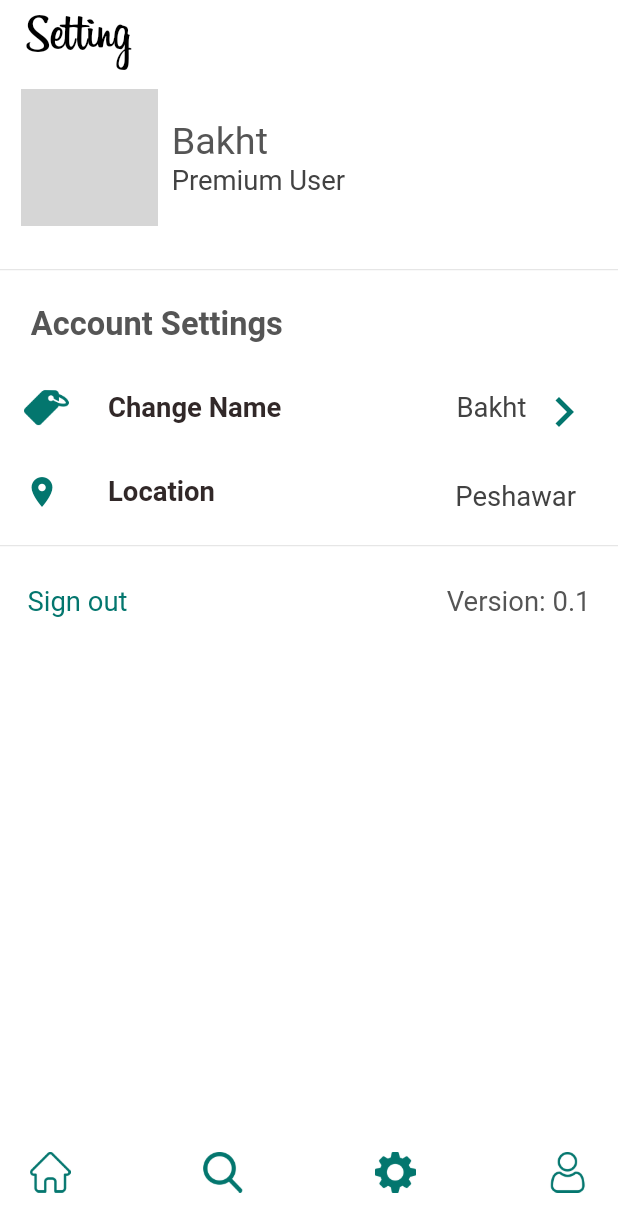
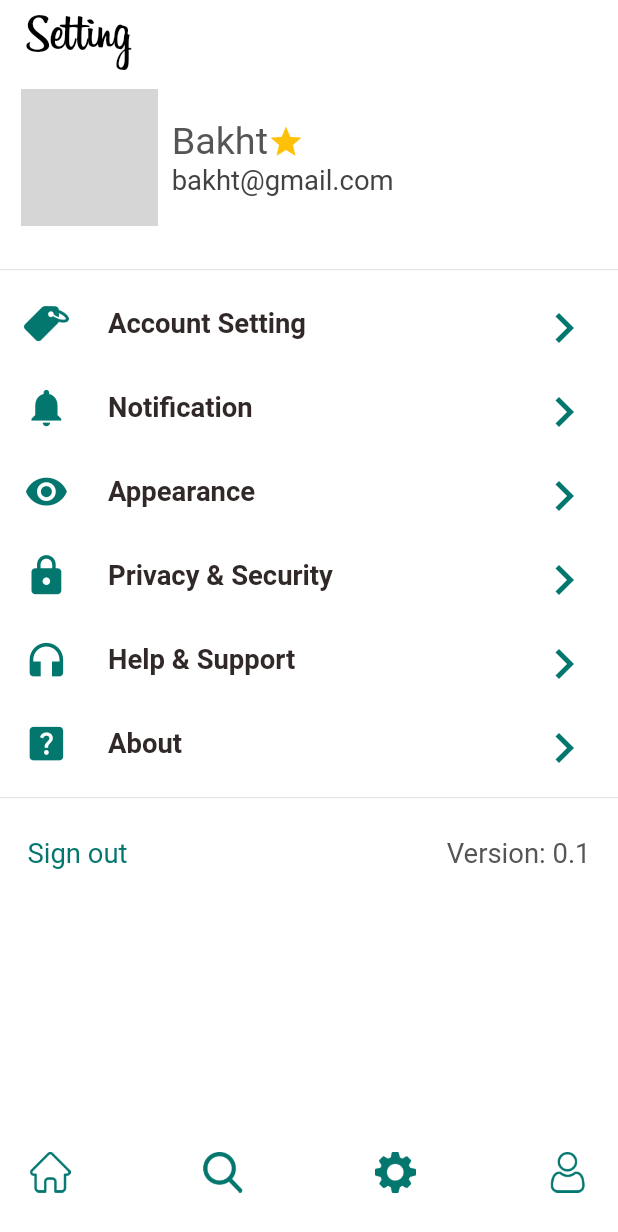
Before and after one commit to bakht200/Totomo, a Flutter app: the screen it shows after launch, item 3 of the bottom bar chosen, on a phone screen of 412 x 824 dp. Shown: the top 1232 px of the screen. Run offline on Flutter 3.47's test engine with Material 2 defaults, Android fonts, the phone set to English and light mode, and no system bars; our stand-ins replace flutter_screenutil, flutter_svg, material_design_icons_flutter, numberpicker; missing offline and left inert: camera_camera, floating_action_bubble; network calls fail; grey boxes are pictures that could not be loaded.

Commit message:
setting screen implementation

```diff
--- a/lib/view/setting.dart
+++ b/lib/view/setting.dart
@@ -47,12 +47,20 @@ class _SettingPageState extends State<SettingPage> {
                     child: Column(
                       crossAxisAlignment: CrossAxisAlignment.start,
                       children: [
-                        Text(
-                          'Bakht',
-                          style: AppTheme.subHeadingStyle,
+                        Row(
+                          children: [
+                            Text(
+                              'Bakht',
+                              style: AppTheme.subHeadingStyle,
+                            ),
+                            Icon(
+                              Icons.star,
+                              color: Colors.amber,
+                            )
+                          ],
                         ),
                         Text(
-                          'Premium User',
+                          'bakht@gmail.com',
                           style: AppTheme.listSubHeadingStyle,
                         ),
                       ],
@@ -66,150 +74,136 @@ class _SettingPageState extends State<SettingPage> {
             ),
             Divider(),
             ListTile(
-              title: Padding(
-                padding: EdgeInsets.only(left: 4.0.w),
-                child: Text("Account Settings",
-                    style: AppTheme.accountSettingHeadingStyle),
-              ),
-            ),
-            ListTile(
               onTap: () {
-                showModalBottomSheet(
-                    shape: RoundedRectangleBorder(
-                      borderRadius: BorderRadius.only(
-                        topLeft: Radius.circular(30.r),
-                        topRight: Radius.circular(30.r),
-                      ),
-                    ),
-                    context: context,
-                    builder: (BuildContext context) {
-                      return Padding(
-                          padding: EdgeInsets.all(8.0.w),
-                          child: Wrap(children: <Widget>[
-                            Padding(
-                              padding: EdgeInsets.all(8.0.w),
-                              child: Center(
-                                child: Container(
-                                  height: 3.h,
-                                  width: MediaQuery.of(context).size.width / 2,
-                                  decoration: BoxDecoration(
-                                      borderRadius: BorderRadius.circular(20.r),
-                                      color: Colors.grey),
-                                ),
-                              ),
-                            ),
-                            SizedBox(
-                              height: 20.h,
-                            ),
-                            Padding(
-                              padding: EdgeInsets.all(8.0.w),
-                              child: Column(
-                                  crossAxisAlignment: CrossAxisAlignment.start,
-                                  children: [
-                                    Text(
-                                      'Change Name',
-                                      style: AppTheme.subHeadingStyle,
-                                    ),
-                                    SizedBox(
-                                      height: 10.h,
-                                    ),
-                                    Text(
-                                      'This name will be displayed to the other users.',
-                                      style: AppTheme.listSubHeadingStyle,
-                                    ),
-                                    SizedBox(
-                                      height: 20.h,
-                                    ),
-                                    TextFormField(
-                                      controller: nameEditingController,
-                                      inputFormatters: [
-                                        FilteringTextInputFormatter.allow(
-                                            RegExp('[a-z A-Z]')),
-                                      ],
-                                      keyboardType: TextInputType.text,
-                                      decoration: InputDecoration(
-                                        hintText: 'Name',
-                                        fillColor: Colors.white,
-                                        errorBorder: OutlineInputBorder(
-                                          borderSide: BorderSide(
-                                            color: Color(AppTheme.primaryColor),
-                                          ),
-                                        ),
-                                        focusedErrorBorder: OutlineInputBorder(
-                                          borderSide: BorderSide(
-                                            color: Color(AppTheme.primaryColor),
-                                          ),
-                                        ),
-                                        focusedBorder: OutlineInputBorder(
-                                          borderSide: BorderSide(
-                                            color: Color(AppTheme.primaryColor),
-                                          ),
-                                        ),
-                                        enabledBorder: OutlineInputBorder(
-                                          borderSide: BorderSide(
-                                            color:
-                                                Theme.of(context).primaryColor,
-                                          ),
-                                        ),
-                                      ),
-                                    ),
-                                    SizedBox(
-                                      height: 30.h,
-                                    ),
-                                    SizedBox(
-                                      width: width,
-                                      height: height / 20,
-                                      child: ElevatedButton(
-                                          child: Text(
-                                            'Save',
-                                          ),
-                                          style:
-                                              AppTheme.themeFilledButtonStyle,
-                                          onPressed: () {
-                                            Navigator.pop(context);
-                                          }),
-                                    ),
-                                    SizedBox(
-                                      height: 10.h,
-                                    ),
-                                    Container(
-                                      width: width,
-                                      height: height / 20,
-                                      child: ElevatedButton(
-                                        child: Text('Cancel',
-                                            style: AppTheme
-                                                .unFilledButtonTextStyle),
-                                        style: AppTheme.unfilledButtonStyle,
-                                        onPressed: () {
-                                          Navigator.pop(context);
-                                        },
-                                      ),
-                                    ),
-                                    SizedBox(
-                                      height: 20.h,
-                                    ),
-                                  ]),
-                            ),
-                          ]));
-                    });
+                // showModalBottomSheet(
+                //     shape: RoundedRectangleBorder(
+                //       borderRadius: BorderRadius.only(
+                //         topLeft: Radius.circular(30.r),
+                //         topRight: Radius.circular(30.r),
+                //       ),
+                //     ),
+                //     context: context,
+                //     builder: (BuildContext context) {
+                //       return Padding(
+                //           padding: EdgeInsets.all(8.0.w),
+                //           child: Wrap(children: <Widget>[
+                //             Padding(
+                //               padding: EdgeInsets.all(8.0.w),
+                //               child: Center(
+                //                 child: Container(
+                //                   height: 3.h,
+                //                   width: MediaQuery.of(context).size.width / 2,
+                //                   decoration: BoxDecoration(
+                //                       borderRadius: BorderRadius.circular(20.r),
+                //                       color: Colors.grey),
+                //                 ),
+                //               ),
+                //             ),
+                //             SizedBox(
+                //               height: 20.h,
+                //             ),
+                //             Padding(
+                //               padding: EdgeInsets.all(8.0.w),
+                //               child: Column(
+                //                   crossAxisAlignment: CrossAxisAlignment.start,
+                //                   children: [
+                //                     Text(
+                //                       'Change Name',
+                //                       style: AppTheme.subHeadingStyle,
+                //                     ),
+                //                     SizedBox(
+                //                       height: 10.h,
+                //                     ),
+                //                     Text(
+                //                       'This name will be displayed to the other users.',
+                //                       style: AppTheme.listSubHeadingStyle,
+                //                     ),
+                //                     SizedBox(
+                //                       height: 20.h,
+                //                     ),
+                //                     TextFormField(
+                //                       controller: nameEditingController,
+                //                       inputFormatters: [
+                //                         FilteringTextInputFormatter.allow(
+                //                             RegExp('[a-z A-Z]')),
+                //                       ],
+                //                       keyboardType: TextInputType.text,
+                //                       decoration: InputDecoration(
+                //                         hintText: 'Name',
+                //                         fillColor: Colors.white,
+                //                         errorBorder: OutlineInputBorder(
+                //                           borderSide: BorderSide(
+                //                             color: Color(AppTheme.primaryColor),
+                //                           ),
+                //                         ),
+                //                         focusedErrorBorder: OutlineInputBorder(
+                //                           borderSide: BorderSide(
+                //                             color: Color(AppTheme.primaryColor),
+                //                           ),
+                //                         ),
+                //                         focusedBorder: OutlineInputBorder(
+                //                           borderSide: BorderSide(
+                //                             color: Color(AppTheme.primaryColor),
+                //                           ),
+                //                         ),
+                //                         enabledBorder: OutlineInputBorder(
+                //                           borderSide: BorderSide(
+                //                             color:
+                //                                 Theme.of(context).primaryColor,
+                //                           ),
+                //                         ),
+                //                       ),
+                //                     ),
+                //                     SizedBox(
+                //                       height: 30.h,
+                //                     ),
+                //                     SizedBox(
+                //                       width: width,
+                //                       height: height / 20,
+                //                       child: ElevatedButton(
+                //                           child: Text(
+                //                             'Save',
+                //                           ),
+                //                           style:
+                //                               AppTheme.themeFilledButtonStyle,
+                //                           onPressed: () {
+                //                             Navigator.pop(context);
+                //                           }),
+                //                     ),
+                //                     SizedBox(
+                //                       height: 10.h,
+                //                     ),
+                //                     Container(
+                //                       width: width,
+                //                       height: height / 20,
+                //                       child: ElevatedButton(
+                //                         child: Text('Cancel',
+                //                             style: AppTheme
+                //                                 .unFilledButtonTextStyle),
+                //                         style: AppTheme.unfilledButtonStyle,
+                //                         onPressed: () {
+                //                           Navigator.pop(context);
+                //                         },
+                //                       ),
+                //                     ),
+                //                     SizedBox(
+                //                       height: 20.h,
+                //                     ),
+                //                   ]),
+                //             ),
+                //           ]));
+                //     });
               },
               leading: Image.asset(
                 'assets/images/tag.png',
                 color: Color(AppTheme.primaryColor),
                 height: 25.h,
               ),
-              title: Text('Change Name',
+              title: Text('Account Setting',
                   style: AppTheme.settingListTileHeadingStyle),
               trailing: Wrap(
                 spacing: 5,
                 children: <Widget>[
-                  Padding(
-                    padding: EdgeInsets.only(top: 10.0.h),
-                    child: Text(
-                      'Bakht',
-                      style: AppTheme.listSubHeadingStyle,
-                    ),
-                  ),
                   Padding(
                     padding: EdgeInsets.only(top: 5.0.h),
                     child: Icon(
@@ -221,55 +215,113 @@ class _SettingPageState extends State<SettingPage> {
                 ],
               ),
             ),
-            //  ListTile(
-            //     onTap: () async {
-
-            //     },
-            //     leading: Icon(
-            //       Icons.notifications_active_outlined,
-            //       color: Color(AppTheme.primaryColor),
-            //     ),
-            //     title: Text('Allow Notifications',
-            //        // style: AppTheme.settingListTileHeadingStyle
-            //         ),
-            //     trailing: Switch(
-            //       value: isSwitched,
-            //       onChanged: (value) async {
-            //         if (value == false) {
-            //           String token =
-            //               await FirebaseMessaging.instance.getToken();
-            //           await signInServices.sendFcmToken(token,
-            //               signInController.userData.first.user.id);
-
-            //           _settingController.toggleButtonValue(value);
-            //           await UserSecureStorage.setNotificationStatus(
-            //               "true");
-            //         } else {
-            //           _settingController.toggleButtonValue(value);
-            //           await FirebaseMessaging.instance.deleteToken();
-            //           await UserSecureStorage.setNotificationStatus(
-            //               "false");
-            //         }
-            //       },
-            //       activeTrackColor: AppTheme.toggleTrackColor,
-            //       activeColor: AppTheme.primaryColor,
-            //     ),
-
-            // ),
             ListTile(
               leading: Icon(
-                Icons.location_on,
+                Icons.notifications,
                 color: Color(AppTheme.primaryColor),
+                size: 25.h,
               ),
-              title:
-                  Text('Location', style: AppTheme.settingListTileHeadingStyle),
-              trailing: Padding(
-                padding: EdgeInsets.only(top: 5.0.h, right: 10.0.h),
-                child: Text(
-                  "Peshawar",
-                  overflow: TextOverflow.ellipsis,
-                  style: AppTheme.listSubHeadingStyle,
-                ),
+              title: Text('Notification',
+                  style: AppTheme.settingListTileHeadingStyle),
+              trailing: Wrap(
+                spacing: 5,
+                children: <Widget>[
+                  Padding(
+                    padding: EdgeInsets.only(top: 5.0.h),
+                    child: Icon(
+                      Icons.navigate_next,
+                      size: 35.sp,
+                      color: Color(AppTheme.primaryColor),
+                    ),
+                  ),
+                ],
+              ),
+            ),
+            ListTile(
+              leading: Icon(
+                Icons.remove_red_eye,
+                color: Color(AppTheme.primaryColor),
+                size: 25.h,
+              ),
+              title: Text('Appearance',
+                  style: AppTheme.settingListTileHeadingStyle),
+              trailing: Wrap(
+                spacing: 5,
+                children: <Widget>[
+                  Padding(
+                    padding: EdgeInsets.only(top: 5.0.h),
+                    child: Icon(
+                      Icons.navigate_next,
+                      size: 35.sp,
+                      color: Color(AppTheme.primaryColor),
+                    ),
+                  ),
+                ],
+              ),
+            ),
+            ListTile(
+              leading: Icon(
+                Icons.lock,
+                color: Color(AppTheme.primaryColor),
+                size: 25.h,
+              ),
+              title: Text('Privacy & Security',
+                  style: AppTheme.settingListTileHeadingStyle),
+              trailing: Wrap(
+                spacing: 5,
+                children: <Widget>[
+                  Padding(
+                    padding: EdgeInsets.only(top: 5.0.h),
+                    child: Icon(
+                      Icons.navigate_next,
+                      size: 35.sp,
+                      color: Color(AppTheme.primaryColor),
+                    ),
+                  ),
+                ],
+              ),
+            ),
+            ListTile(
+              leading: Icon(
+                Icons.headphones,
+                color: Color(AppTheme.primaryColor),
+                size: 25.h,
+              ),
+              title: Text('Help & Support',
+                  style: AppTheme.settingListTileHeadingStyle),
+              trailing: Wrap(
+                spacing: 5,
+                children: <Widget>[
+                  Padding(
+                    padding: EdgeInsets.only(top: 5.0.h),
+                    child: Icon(
+                      Icons.navigate_next,
+                      size: 35.sp,
+                      color: Color(AppTheme.primaryColor),
+                    ),
+                  ),
+                ],
+              ),
+            ),
+            ListTile(
+              leading: Icon(
+                Icons.help_center,
+                color: Color(AppTheme.primaryColor),
+                size: 25.h,
+              ),
+              title: Text('About', style: AppTheme.settingListTileHeadingStyle),
+              trailing: Wrap(
+                spacing: 5,
+                children: <Widget>[
+                  Padding(
+                    padding: EdgeInsets.only(top: 5.0.h),
+                    child: Icon(
+                      Icons.navigate_next,
+                      size: 35.sp,
+                      color: Color(AppTheme.primaryColor),
+                    ),
+                  ),
+                ],
               ),
             ),
             Divider(),
@@ -281,7 +333,9 @@ class _SettingPageState extends State<SettingPage> {
                   Padding(
                     padding: EdgeInsets.only(left: 8.0.w),
                     child: GestureDetector(
-                      onTap: () {},
+                      onTap: () async {
+                        Navigator.pop(context);
+                      },
                       child: Text(
                         'Sign out',
                         style: AppTheme.appBarSubHeadingStyle,
```
